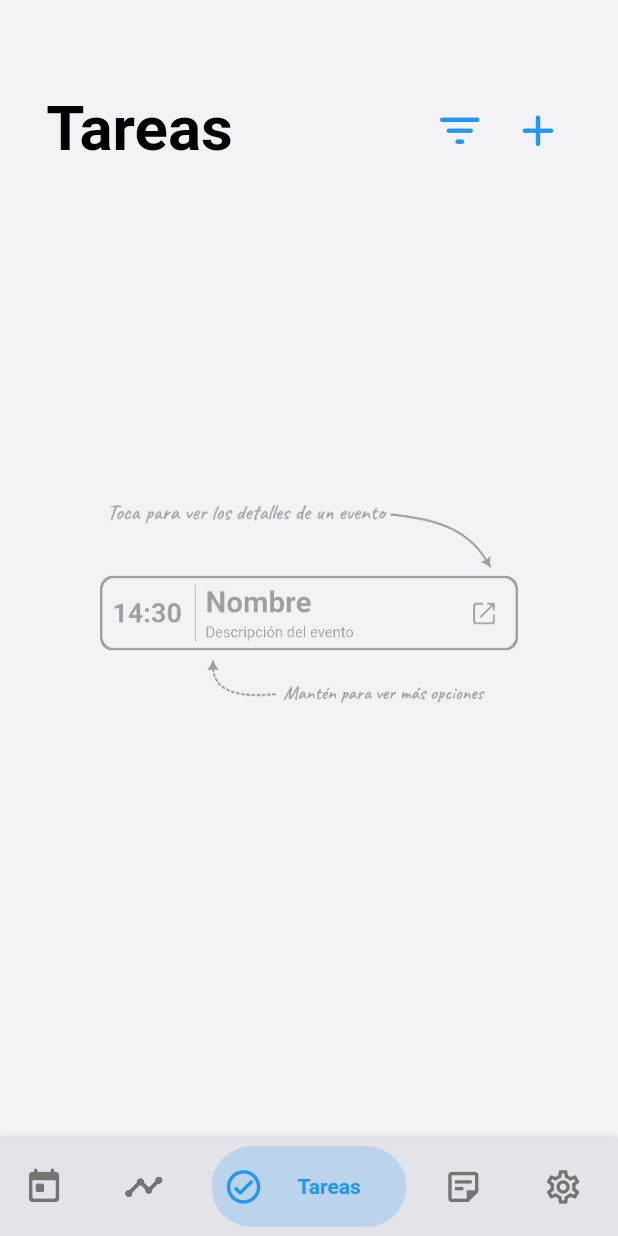
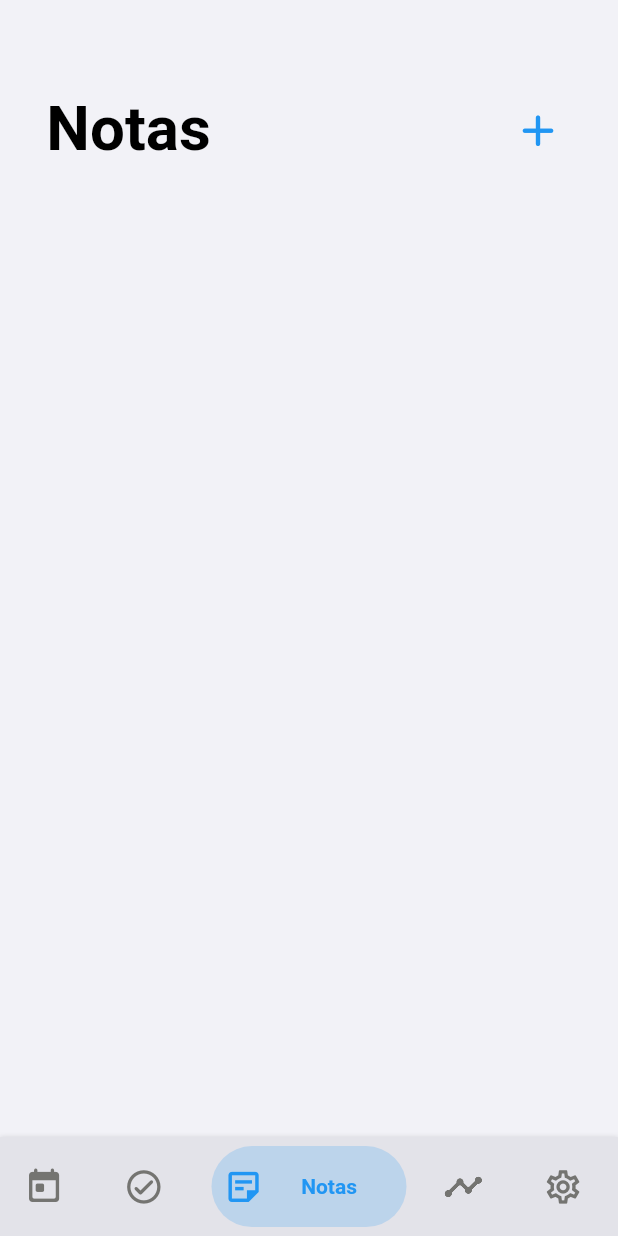
Before and after one commit to joaquinsolla/Simplex, a Flutter app: the screen it shows once a user with an empty profile is signed in, item 3 of the bottom bar chosen, after a tap on the "add" icon, on a phone screen of 412 x 824 dp. Run offline on Flutter 3.47's test engine with Material 2 defaults, Android fonts, the phone set to English and light mode, and no system bars; drawn by our look-alikes of bottom_navy_bar; our stand-ins replace cloud_firestore, firebase_auth, firebase_core, flutter_local_notifications, focused_menu, shared_preferences and 2 more; accounts and stored records are empty.

Commit message:
Migrated all views to pages (excepting settings). Fixed notifications icon bug. Optimized horizontal orientation IU.

```diff
--- a/Planner.txt
+++ b/Planner.txt
@@ -1,8 +1,5 @@
 TO-DO:
-migrar views
-notificaciones personalizadas
 crear widgets en el escritorio?
-solo vertical o arreglar medidas?
 link para compartir evento
 INTERNACIONALIZACION
 
@@ -23,3 +20,6 @@ notificaciones: 5mins, 1h, 1 dia
 filtro por colores
 seleccionar formato de hora
 concurrencia en settings
+notificaciones personalizadas
+migrar views
+alinear en modo horizontal
--- a/lib/common/widgets.dart
+++ b/lib/common/widgets.dart
@@ -203,7 +203,7 @@ Column formTextField(TextEditingController controller, String fieldName, String
           ),
 
           hintText: hintText,
-          hintStyle: TextStyle(color: colorThirdText),
+          hintStyle: TextStyle(color: colorThirdText, fontStyle: FontStyle.italic),
         ),
       ),
       SizedBox(height: deviceHeight*0.025),
@@ -222,7 +222,7 @@ Container eventActionsButton(IconData icon, Color color, String text, Function()
       mainAxisAlignment: MainAxisAlignment.center,
       crossAxisAlignment: CrossAxisAlignment.center,
       children: [ SizedBox(
-        width: deviceWidth*0.9,
+        width: deviceHeight,
         height: deviceHeight*0.07,
         child: TextButton(
           child: Row(
--- a/lib/pages/events/add_event.dart
+++ b/lib/pages/events/add_event.dart
@@ -88,7 +88,7 @@ class _AddEventState extends State<AddEvent> {
                     borderSide: BorderSide(color: colorSpecialItem, width: 2),
                   ),
                   hintText: dateHintText,
-                  hintStyle: TextStyle(color: colorThirdText),
+                  hintStyle: TextStyle(color: colorThirdText, fontStyle: FontStyle.italic),
                 ),
                 onTap: () => _dateSelector(context),
               ),
@@ -122,7 +122,7 @@ class _AddEventState extends State<AddEvent> {
                     borderSide: BorderSide(color: colorSpecialItem, width: 2),
                   ),
                   hintText: timeHintText,
-                  hintStyle: TextStyle(color: colorThirdText),
+                  hintStyle: TextStyle(color: colorThirdText, fontStyle: FontStyle.italic),
                 ),
                 onTap: () => _timeSelector(context),
               ),
@@ -381,7 +381,7 @@ class _AddEventState extends State<AddEvent> {
             crossAxisAlignment: CrossAxisAlignment.center,
             children: [
               SizedBox(
-              width: deviceWidth*0.9,
+              width: deviceHeight,
               height: deviceHeight*0.07,
               child: TextButton(
                 child: Row(
--- a/lib/pages/events/events_main_page.dart
+++ b/lib/pages/events/events_main.dart
@@ -265,15 +265,18 @@ class _EventsMainPageState extends State<EventsMainPage> {
                   ),
 
                   if (events.length == 0) SizedBox(height: deviceHeight*0.025,),
-                  if (events.length == 0) Container(
-                    width: deviceWidth * 0.85,
-                    alignment: Alignment.center,
-                    child: Image.asset('assets/event_preview_dark.png',
-                      scale: deviceWidth * 0.0001,),
+                  if (events.length == 0) Row(
+                    mainAxisAlignment: MainAxisAlignment.center,
+                    children: [Container(
+                      width: deviceWidth * 0.85,
+                      alignment: Alignment.center,
+                      child: Image.asset('assets/event_preview_dark.png',
+                        scale: deviceWidth * 0.0001,),
+                    ),],
                   ),
                   if (events.length > 0) SizedBox(height: deviceHeight * 0.01),
                   Column(children: events.map(buildEventBox).toList(),),
-                  if (events.length > 0) SizedBox(height: deviceHeight * 0.01),
+                  SizedBox(height: deviceHeight * 0.015),
                 ],);
             } else {
               return Container(
@@ -358,7 +361,6 @@ class _EventsMainPageState extends State<EventsMainPage> {
             Navigator.pushNamed(context, '/events/edit_event');
           },
         ),
-
         FocusedMenuItem(
           backgroundColor: backgroundColor,
           title: Container(
@@ -385,7 +387,6 @@ class _EventsMainPageState extends State<EventsMainPage> {
             ));
           },
         ),
-
         FocusedMenuItem(
           backgroundColor: backgroundColor,
           title: Container(
@@ -458,7 +459,9 @@ class _EventsMainPageState extends State<EventsMainPage> {
                               style: TextStyle(color: secondColor, fontSize: deviceWidth * 0.03, fontWeight: FontWeight.normal))),
                     ],
                   ),
-                  Expanded(child: Center(child: Icon(Icons.open_in_new_rounded, color: iconColor, size: deviceWidth * 0.06),),),
+                  Expanded(child: Text(''),),
+                  Icon(Icons.open_in_new_rounded, color: iconColor, size: deviceWidth * 0.06),
+                  SizedBox(width: deviceWidth*0.01,),
                 ],
               ),
             ),
--- a/lib/pages/home.dart
+++ b/lib/pages/home.dart
@@ -5,6 +5,7 @@ import 'package:flutter/material.dart';
 import 'package:focused_menu/focused_menu.dart';
 import 'package:focused_menu/modals.dart';
 import 'package:intl/intl.dart';
+import 'dart:math';
 
 import 'package:simplex/common/all_common.dart';
 import 'package:simplex/classes/all_classes.dart';
@@ -39,16 +40,14 @@ class _HomeState extends State<Home> {
   @override
   Widget build(BuildContext context) {
 
-    final user = FirebaseAuth.instance.currentUser!;
-
     if (deviceChecked == false) check_device();
 
     List<Widget> homeViews = [
       EventsMainPage(),
-      routinesView(),
-      todosView(),
-      notesView(),
-      settingsView(user)
+      TodosMainPage(),
+      NotesMainPage(),
+      RoutinesMainPage(),
+      SettingsView(),
     ];
 
     return Scaffold(
@@ -66,137 +65,27 @@ class _HomeState extends State<Home> {
     );
   }
 
-  /// VIEWS
-  Container routinesView() {
-    return homeArea([
-      homeHeaderSimple(
-        'Rutina',
-        IconButton(
-          icon: Icon(Icons.add_rounded,
-              color: colorSpecialItem, size: deviceWidth * 0.085),
-          splashRadius: 0.001,
-          onPressed: () {},
-        ),
-      )
-    ]);
-  }
-
-  Container todosView() {
-    late IconData filterIcon;
-    if (useTodosFilters==false) filterIcon = Icons.filter_list_rounded;
-    else filterIcon = Icons.filter_list_off_rounded;
+  /// SETTINGS VIEW
+  Container SettingsView(){
+    final user = FirebaseAuth.instance.currentUser!;
 
     return homeArea([
-      homeHeaderDouble(
-        'Tareas',
-        IconButton(
-          icon: Icon(filterIcon,
-              color: colorSpecialItem, size: deviceWidth * 0.085),
-          splashRadius: 0.001,
-          onPressed: () {
-            setState(() {
-              useTodosFilters = !useTodosFilters;
-            });
-          },
+      headerText('Ajustes'),
+      SizedBox(
+        height: deviceHeight * 0.03,
       ),
-        IconButton(
-          icon: Icon(Icons.add_rounded,
-              color: colorSpecialItem, size: deviceWidth * 0.085),
-          splashRadius: 0.001,
-          onPressed: () {
-            Navigator.pushNamed(context, '/todos/add_todo');
-          },
-        ),
-      ),
-
-      if(useTodosFilters) filterSelector(),
-      if(useTodosFilters) SizedBox(height: deviceHeight*0.02,),
-
-      StreamBuilder<List<Todo>>(
-          stream: readPendingTodos(),
-          builder: (context, snapshot) {
-            if (snapshot.hasError) {
-              debugPrint('[ERR] ' + snapshot.error.toString());
-              return SizedBox.shrink();
-            } else if (snapshot.hasData) {
-              final todos = snapshot.data!;
-              return SizedBox();
-            } else {
-              return SizedBox.shrink();
-            }
-          }),
-
-      StreamBuilder<List<Todo>>(
-          stream: readDoneTodos(),
-          builder: (context, snapshot) {
-            if (snapshot.hasError) {
-              debugPrint('[ERR] ' + snapshot.error.toString());
-              return SizedBox.shrink();
-            } else if (snapshot.hasData) {
-              final todos = snapshot.data!;
-              return SizedBox();
-            } else {
-              return SizedBox.shrink();
-            }
-          }),
-
-      StreamBuilder<List<Todo>>(
-          stream: readAllTodos(),
-          builder: (context, snapshot) {
-            if (snapshot.hasError) {
-              debugPrint('[ERR] ' + snapshot.error.toString());
-              return SizedBox.shrink();
-            } else if (snapshot.hasData) {
-              final todosLength = snapshot.data!.length;
-              if (darkMode==false && todosLength<=0 &&useTodosFilters==false) return Container(
-                width: deviceWidth*0.85,
-                height: deviceHeight*0.65,
-                alignment: Alignment.center,
-                child: Image.asset('assets/event_preview_light.png', scale: deviceWidth*0.008,),
-              );
-              else if (darkMode==true && todosLength<=0 &&useTodosFilters==false) return Container(
-                width: deviceWidth*0.85,
-                height: deviceHeight*0.65,
-                alignment: Alignment.center,
-                child: Image.asset('assets/event_preview_dark.png', scale: deviceWidth*0.008,),
-              );
-              else return SizedBox.shrink();
-            } else {
-              return SizedBox.shrink();
-            }
-          }),
-
-    ]);
-  }
-
-  Container notesView() {
-    return homeArea([
-      homeHeaderSimple(
-        'Notas',
-        IconButton(
-          icon: Icon(Icons.add_rounded,
-              color: colorSpecialItem, size: deviceWidth * 0.085),
-          splashRadius: 0.001,
-          onPressed: () {},
-        ),
-      ),
-    ]);
-  }
-
-  Container settingsView(User user) {
-    return homeArea([
-      headerText('Ajustes'),
-      SizedBox(height: deviceHeight * 0.03,),
       Text('Formatos y medidas',
           style: TextStyle(
               color: colorMainText,
               fontSize: deviceWidth * 0.05,
-              fontWeight: FontWeight.bold)
+              fontWeight: FontWeight.bold)),
+      SizedBox(
+        height: deviceHeight * 0.005,
       ),
-      SizedBox(height: deviceHeight * 0.005,),
       alternativeFormContainer([
         settingsRow(
-          'Formato 24 horas', 'Activado: 24 horas.\n'
+          'Formato 24 horas',
+          'Activado: 24 horas.\n'
               'Desactivado: 12 horas + AM/PM.',
           Switch(
             value: format24Hours,
@@ -207,14 +96,18 @@ class _HomeState extends State<Home> {
               saveSetting('format24Hours', val);
             },
             activeColor: colorSpecialItem,
-          ),),
-
-        SizedBox(height: deviceHeight * 0.005,),
+          ),
+        ),
+        SizedBox(
+          height: deviceHeight * 0.005,
+        ),
         Divider(color: colorThirdText),
-        SizedBox(height: deviceHeight * 0.005,),
-
+        SizedBox(
+          height: deviceHeight * 0.005,
+        ),
         settingsRow(
-          'Formato de fechas', 'Activado: dd/mm/aaaa (Europa).\n'
+          'Formato de fechas',
+          'Activado: dd/mm/aaaa (Europa).\n'
               'Desactivado: mm/dd/aaaa (US).',
           Switch(
             value: formatDates,
@@ -225,12 +118,15 @@ class _HomeState extends State<Home> {
               saveSetting('formatDates', val);
             },
             activeColor: colorSpecialItem,
-          ),),
-
-        SizedBox(height: deviceHeight * 0.005,),
+          ),
+        ),
+        SizedBox(
+          height: deviceHeight * 0.005,
+        ),
         Divider(color: colorThirdText),
-        SizedBox(height: deviceHeight * 0.005,),
-
+        SizedBox(
+          height: deviceHeight * 0.005,
+        ),
         settingsRow(
           'Calendario Europeo',
           'Decide en qué día comienza la semana.'
@@ -248,21 +144,27 @@ class _HomeState extends State<Home> {
               saveSetting('appLocale', val);
             },
             activeColor: colorSpecialItem,
-          ),),
-
-        SizedBox(height: deviceHeight * 0.005,),
+          ),
+        ),
+        SizedBox(
+          height: deviceHeight * 0.005,
+        ),
       ]),
-      SizedBox(height: deviceHeight * 0.03,),
+      SizedBox(
+        height: deviceHeight * 0.03,
+      ),
       Text('Apariencia',
           style: TextStyle(
               color: colorMainText,
               fontSize: deviceWidth * 0.05,
-              fontWeight: FontWeight.bold)
+              fontWeight: FontWeight.bold)),
+      SizedBox(
+        height: deviceHeight * 0.005,
       ),
-      SizedBox(height: deviceHeight * 0.005,),
       alternativeFormContainer([
         settingsRow(
-          'Tema oscuro', 'Activado: Tema oscuro.\n'
+          'Tema oscuro',
+          'Activado: Tema oscuro.\n'
               'Desactivado: Tema claro.',
           Switch(
             value: darkMode,
@@ -296,58 +198,98 @@ class _HomeState extends State<Home> {
               saveSetting('darkMode', val);
             },
             activeColor: colorSpecialItem,
-          ),),
-
-        SizedBox(height: deviceHeight * 0.005,),
+          ),
+        ),
+        SizedBox(
+          height: deviceHeight * 0.005,
+        ),
       ]),
-
-      SizedBox(height: deviceHeight * 0.03,),
+      SizedBox(
+        height: deviceHeight * 0.03,
+      ),
       Text('Cuenta',
           style: TextStyle(
               color: colorMainText,
               fontSize: deviceWidth * 0.05,
-              fontWeight: FontWeight.bold)
+              fontWeight: FontWeight.bold)),
+      SizedBox(
+        height: deviceHeight * 0.005,
       ),
-      SizedBox(height: deviceHeight * 0.005,),
       alternativeFormContainer([
-        Text('Email:', style: TextStyle(
+        Text(
+          'Email:',
+          style: TextStyle(
               color: colorMainText,
               fontSize: deviceWidth * 0.0475,
-            fontWeight: FontWeight.bold),),
-        SizedBox(height: deviceHeight * 0.0025,),
+              fontWeight: FontWeight.bold),
+        ),
+        SizedBox(
+          height: deviceHeight * 0.0025,
+        ),
         Wrap(
           children: [
-            Text(user.email!, style: TextStyle(
+            Text(
+              user.email!,
+              style: TextStyle(
                   color: colorSecondText,
                   fontSize: deviceWidth * 0.04,
-                fontWeight: FontWeight.normal),),
-            SizedBox(width: deviceWidth * 0.005,),
-            Icon(Icons.verified_rounded, color: colorSecondText, size: deviceWidth*0.04,),
+                  fontWeight: FontWeight.normal),
+            ),
+            SizedBox(
+              width: deviceWidth * 0.005,
+            ),
+            Icon(
+              Icons.verified_rounded,
+              color: colorSecondText,
+              size: deviceWidth * 0.04,
+            ),
           ],
         ),
-        if (isTester) SizedBox(height: deviceHeight * 0.005,),
+        if (isTester)
+          SizedBox(
+            height: deviceHeight * 0.005,
+          ),
         if (isTester) Divider(color: colorThirdText),
-        if (isTester) SizedBox(height: deviceHeight * 0.005,),
-        if (isTester) Text('Tester:', style: TextStyle(
+        if (isTester)
+          SizedBox(
+            height: deviceHeight * 0.005,
+          ),
+        if (isTester)
+          Text(
+            'Tester:',
+            style: TextStyle(
                 color: colorMainText,
                 fontSize: deviceWidth * 0.0475,
-            fontWeight: FontWeight.bold),),
-        if (isTester) SizedBox(height: deviceHeight * 0.0025,),
-        if (isTester) Text('Formas parte del programa de testers.', style: TextStyle(
+                fontWeight: FontWeight.bold),
+          ),
+        if (isTester)
+          SizedBox(
+            height: deviceHeight * 0.0025,
+          ),
+        if (isTester)
+          Text(
+            'Formas parte del programa de testers.',
+            style: TextStyle(
                 color: colorSecondText,
                 fontSize: deviceWidth * 0.04,
-            fontWeight: FontWeight.normal),),
-        SizedBox(height: deviceHeight * 0.005,),
+                fontWeight: FontWeight.normal),
+          ),
+        SizedBox(
+          height: deviceHeight * 0.005,
+        ),
         Divider(color: colorThirdText),
         Container(
-          width: deviceWidth*0.8,
-          height: deviceHeight*0.05,
+          width: deviceHeight,
+          height: deviceHeight * 0.05,
           child: TextButton(
-            child: Text('Cambia tu contraseña', style: TextStyle(
+            child: Text(
+              'Cambia tu contraseña',
+              style: TextStyle(
                   color: colorSpecialItem,
                   fontSize: deviceWidth * 0.04,
-                fontWeight: FontWeight.normal),),
-            onPressed: (){
+                  fontWeight: FontWeight.normal),
+            ),
+            onPressed: () {
               Navigator.pushNamed(context, '/services/change_password_service');
             },
           ),
@@ -364,15 +306,15 @@ class _HomeState extends State<Home> {
           crossAxisAlignment: CrossAxisAlignment.center,
           children: [
             SizedBox(
-              width: deviceWidth * 0.8,
+              width: deviceHeight,
               height: deviceHeight * 0.07,
               child: TextButton(
                 child: Row(
                   mainAxisAlignment: MainAxisAlignment.center,
                   crossAxisAlignment: CrossAxisAlignment.center,
                   children: [
-                    Icon(Icons.logout_rounded, color: Colors.red,
-                        size: deviceWidth * 0.06),
+                    Icon(Icons.logout_rounded,
+                        color: Colors.red, size: deviceWidth * 0.06),
                     Text(
                       ' Cerrar sesión ',
                       style: TextStyle(
@@ -380,8 +322,8 @@ class _HomeState extends State<Home> {
                           fontSize: deviceWidth * 0.05,
                           fontWeight: FontWeight.normal),
                     ),
-                    Icon(Icons.logout_rounded, color: Colors.transparent,
-                        size: deviceWidth * 0.06),
+                    Icon(Icons.logout_rounded,
+                        color: Colors.transparent, size: deviceWidth * 0.06),
                   ],
                 ),
                 onPressed: () {
@@ -399,13 +341,12 @@ class _HomeState extends State<Home> {
     ]);
   }
 
-
   /// AUX FUNCTIONS
   void check_device(){
     setState(() {
       var padding = MediaQuery.of(context).padding;
-      deviceHeight = MediaQuery.of(context).size.height - padding.top - padding.bottom;
-      deviceWidth = MediaQuery.of(context).size.width;
+      deviceHeight = max(MediaQuery.of(context).size.height - padding.top - padding.bottom, MediaQuery.of(context).size.width - padding.top - padding.bottom);
+      deviceWidth = min(MediaQuery.of(context).size.height, MediaQuery.of(context).size.width);
 
       if (deviceHeight!=0 || deviceWidth!=0){
         debugPrint('[OK] Device checked.');
@@ -428,9 +369,9 @@ class _HomeState extends State<Home> {
       curve: Curves.easeInOutQuart,
       items: <BottomNavyBarItem>[
         myBottomNavyBarItem('Calendario', const Icon(Icons.today_rounded)),
-        myBottomNavyBarItem('Rutina', const Icon(Icons.timeline_rounded)),
         myBottomNavyBarItem('Tareas', const Icon(Icons.check_circle_outline_rounded)),
         myBottomNavyBarItem('Notas', const Icon(Icons.sticky_note_2_outlined)),
+        myBottomNavyBarItem('Rutina', const Icon(Icons.timeline_rounded)),
         myBottomNavyBarItem('Ajustes', const Icon(Icons.settings_outlined)),
       ],
     );
--- /dev/null
+++ b/lib/pages/notes/notes_main.dart
@@ -0,0 +1,39 @@
+import 'package:flutter/material.dart';
+import 'package:simplex/common/all_common.dart';
+
+class NotesMainPage extends StatefulWidget {
+  const NotesMainPage({Key? key}) : super(key: key);
+
+  @override
+  _NotesMainPageState createState() => _NotesMainPageState();
+}
+
+class _NotesMainPageState extends State<NotesMainPage> {
+
+  @override
+  void dispose() {
+    super.dispose();
+  }
+
+  @override
+  void initState() {
+    super.initState();
+  }
+
+
+  @override
+  Widget build(BuildContext context) {
+    return homeArea([
+      homeHeaderSimple(
+        'Notas',
+        IconButton(
+          icon: Icon(Icons.add_rounded,
+              color: colorSpecialItem, size: deviceWidth * 0.085),
+          splashRadius: 0.001,
+          onPressed: () {},
+        ),
+      ),
+    ]);
+  }
+
+}
--- /dev/null
+++ b/lib/pages/routines/routines_main.dart
@@ -0,0 +1,39 @@
+import 'package:flutter/material.dart';
+import 'package:simplex/common/all_common.dart';
+
+class RoutinesMainPage extends StatefulWidget {
+  const RoutinesMainPage({Key? key}) : super(key: key);
+
+  @override
+  _RoutinesMainPageState createState() => _RoutinesMainPageState();
+}
+
+class _RoutinesMainPageState extends State<RoutinesMainPage> {
+
+  @override
+  void dispose() {
+    super.dispose();
+  }
+
+  @override
+  void initState() {
+    super.initState();
+  }
+
+
+  @override
+  Widget build(BuildContext context) {
+    return homeArea([
+      homeHeaderSimple(
+        'Rutina',
+        IconButton(
+          icon: Icon(Icons.add_rounded,
+              color: colorSpecialItem, size: deviceWidth * 0.085),
+          splashRadius: 0.001,
+          onPressed: () {},
+        ),
+      )
+    ]);
+  }
+
+}
--- /dev/null
+++ b/lib/pages/todos/todos_main.dart
@@ -0,0 +1,39 @@
+import 'package:flutter/material.dart';
+import 'package:simplex/common/all_common.dart';
+
+class TodosMainPage extends StatefulWidget {
+  const TodosMainPage({Key? key}) : super(key: key);
+
+  @override
+  _TodosMainPageState createState() => _TodosMainPageState();
+}
+
+class _TodosMainPageState extends State<TodosMainPage> {
+
+  @override
+  void dispose() {
+    super.dispose();
+  }
+
+  @override
+  void initState() {
+    super.initState();
+  }
+
+
+  @override
+  Widget build(BuildContext context) {
+    return homeArea([
+      homeHeaderSimple(
+        'Tareas',
+        IconButton(
+          icon: Icon(Icons.add_rounded,
+              color: colorSpecialItem, size: deviceWidth * 0.085),
+          splashRadius: 0.001,
+          onPressed: () {},
+        ),
+      )
+    ]);
+  }
+
+}
--- a/lib/services/login_service.dart
+++ b/lib/services/login_service.dart
@@ -1,3 +1,5 @@
+import 'dart:math';
+
 import 'package:firebase_auth/firebase_auth.dart';
 import 'package:flutter/material.dart';
 import 'package:simplex/common/all_common.dart';
@@ -226,8 +228,8 @@ class _LogInServiceState extends State<LogInService> {
   void check_device(){
     setState(() {
       var padding = MediaQuery.of(context).padding;
-      deviceHeight = MediaQuery.of(context).size.height - padding.top - padding.bottom;
-      deviceWidth = MediaQuery.of(context).size.width;
+      deviceHeight = max(MediaQuery.of(context).size.height - padding.top - padding.bottom, MediaQuery.of(context).size.width - padding.top - padding.bottom);
+      deviceWidth = min(MediaQuery.of(context).size.height, MediaQuery.of(context).size.width);
 
       if (deviceHeight!=0 || deviceWidth!=0){
         debugPrint('[OK] Device checked.');
```
Also changed, not shown: lib/pages/all_pages.dart (+6 -2 lines), lib/pages/events/edit_event.dart (+2 -6 lines), lib/pages/events/event_details.dart (+3 -5 lines), lib/pages/todo/add_todo.dart (deleted). Lines whose indentation alone changed are shown as unchanged.
